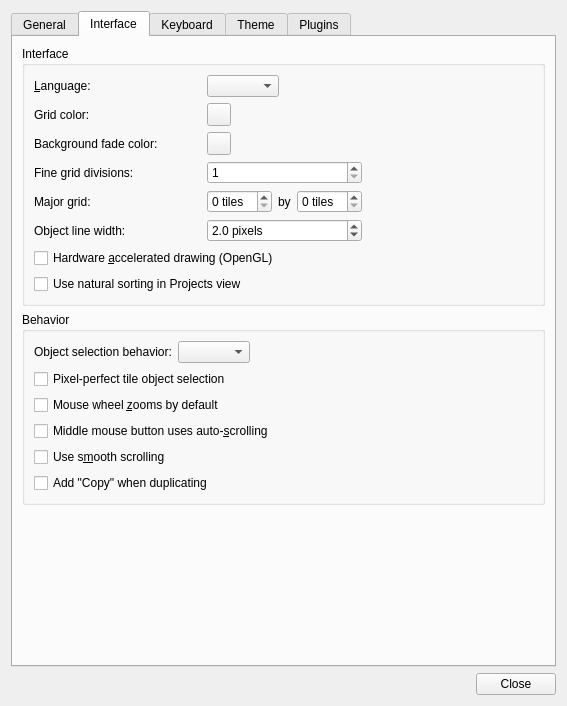
First picture: the form in src/tiled/preferencesdialog.ui, repository mapeditor/tiled, before the edit.
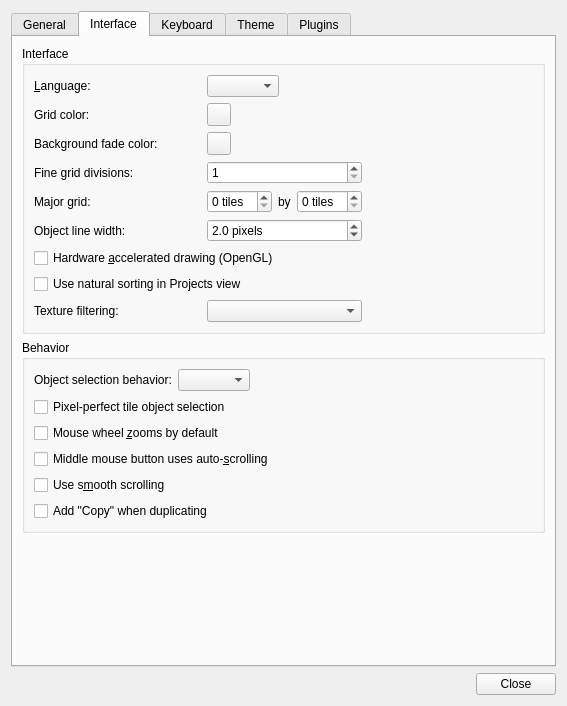
Second picture: the form after the edit. The open tabs and pages were chosen to show the change. Custom widgets are drawn as their Qt base class.

Commit message: Add texture filtering preference (#3801)

```diff
--- a/src/tiled/preferencesdialog.ui
+++ b/src/tiled/preferencesdialog.ui
@@ -273,6 +273,19 @@
             </property>
            </widget>
           </item>
+          <item row="8" column="0">
+           <widget class="QLabel" name="textureFilteringLabel">
+            <property name="text">
+             <string>Texture filtering:</string>
+            </property>
+            <property name="buddy">
+             <cstring>textureFilteringCombo</cstring>
+            </property>
+           </widget>
+          </item>
+          <item row="8" column="1" colspan="2">
+           <widget class="QComboBox" name="textureFilteringCombo"/>
+          </item>
           <item row="4" column="1" colspan="2">
            <layout class="QHBoxLayout" name="horizontalLayout_3">
             <item>
```
Left out of the diff: 1 changed line with no effect on the pictures. The commit also changes 10 other files.
